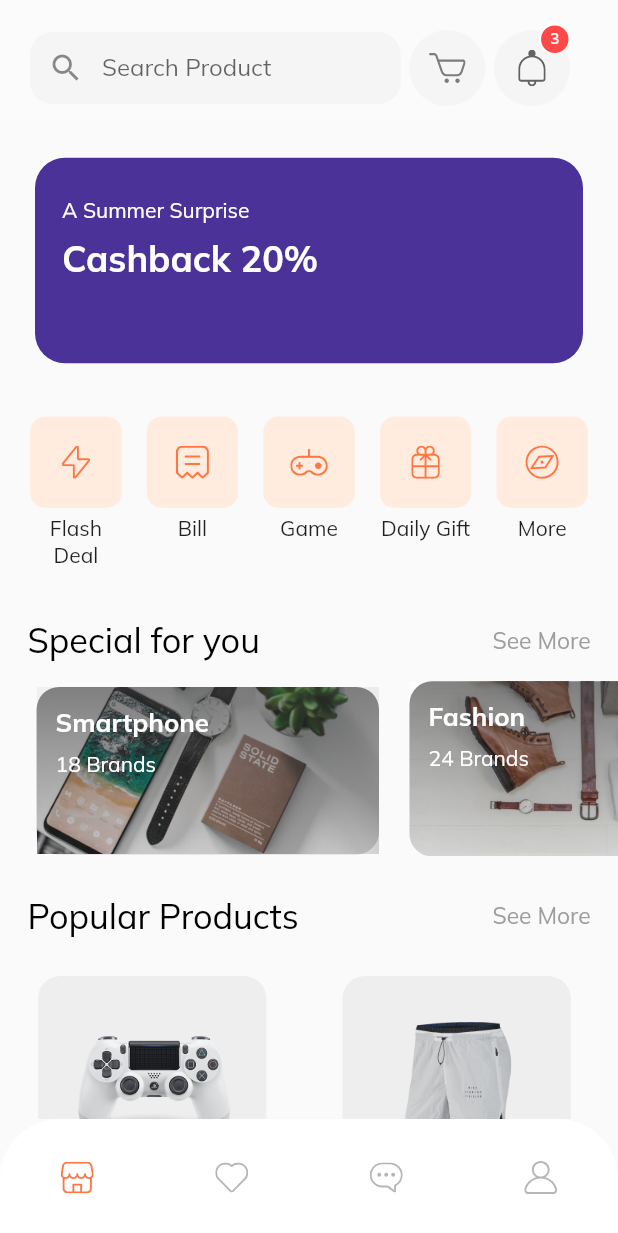
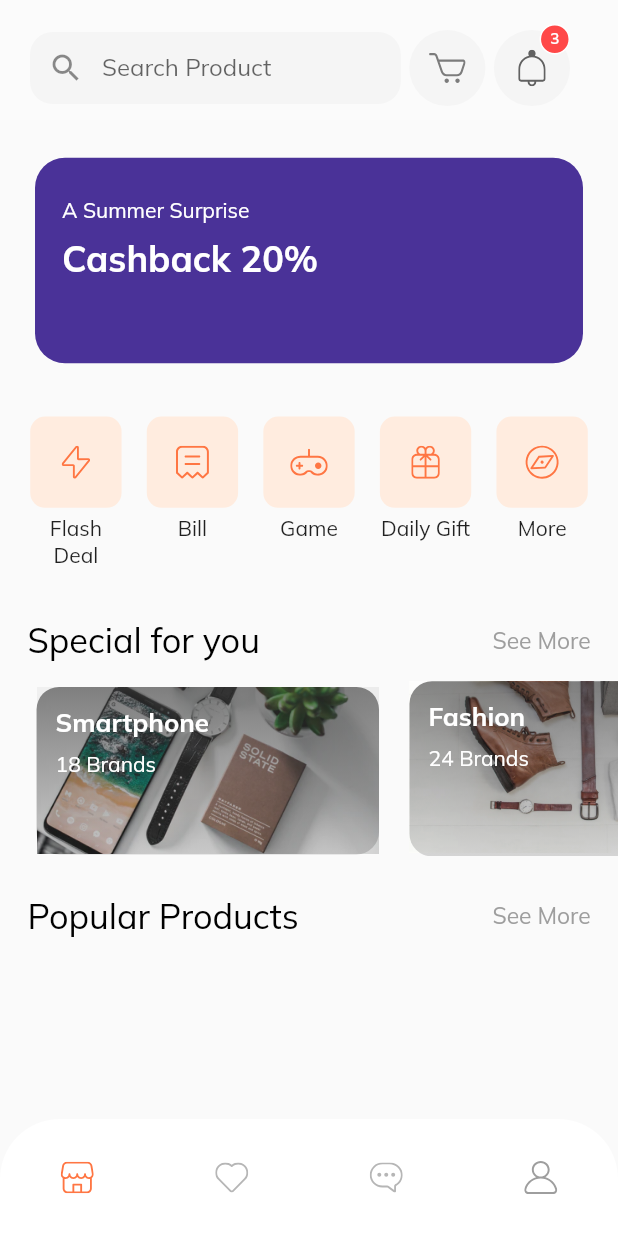
Before and after one commit to Salsabeelraja/E-commerce, a Flutter app: the HomeScreen screen opened directly, on a phone screen of 412 x 824 dp. Shown: the top 1233 px of the screen. Run offline on Flutter 3.47's test engine with Material 2 defaults, Android fonts, the phone set to English and light mode, and no system bars; our stand-ins replace flutter_image_slideshow, flutter_svg.

```diff
--- a/lib/models/Product.dart
+++ b/lib/models/Product.dart
@@ -2,103 +2,26 @@ import 'package:flutter/material.dart';
 
 class Product {
   final int id;
-  final String title, description;
-  final List<String> images;
-  final List<Color> colors;
-  final double rating, price;
-   bool isFavourite, isPopular;
+  final String title;
+  final String image;
+  final double price;
+  final double rating;
 
   Product({
     required this.id,
-    required this.images,
-    required this.colors,
-    this.rating = 0.0,
-    this.isFavourite = false,
-    this.isPopular = false,
     required this.title,
+    required this.image,
     required this.price,
-    required this.description,
+    required this.rating,
   });
+
+  factory Product.fromJson(Map<String, dynamic> json) {
+    return Product(
+      id: json['id'],
+      title: json['title'],
+      image: json['image'],
+      price: double.parse(json['price'].toString()),
+      rating: double.parse(json['rating'].toString()),
+    );
+  }
 }
-
-// Our demo Products
-
-List<Product> demoProducts = [
-  Product(
-    id: 1,
-    images: [
-      "assets/images/ps4_console_white_1.png",
-      "assets/images/ps4_console_white_2.png",
-      "assets/images/ps4_console_white_3.png",
-      "assets/images/ps4_console_white_4.png",
-    ],
-    colors: [
-      Color(0xFFF6625E),
-      Color(0xFF836DB8),
-      Color(0xFFDECB9C),
-      Colors.white,
-    ],
-    title: "Wireless Controller for PS4™",
-    price: 64.99,
-    description: description,
-    rating: 4.8,
-    isFavourite: false,
-    isPopular: true,
-  ),
-  Product(
-    id: 2,
-    images: [
-      "assets/images/Image Popular Product 2.png",
-    ],
-    colors: [
-      Color(0xFFF6625E),
-      Color(0xFF836DB8),
-      Color(0xFFDECB9C),
-      Colors.white,
-    ],
-    title: "Nike Sport White - Man Pant",
-    price: 50.5,
-    description: description,
-    rating: 4.1,
-    isFavourite: true,
-    isPopular: true,
-  ),
-  Product(
-    id: 3,
-    images: [
-      "assets/images/glap.png",
-    ],
-    colors: [
-      Color(0xFFF6625E),
-      Color(0xFF836DB8),
-      Color(0xFFDECB9C),
-      Colors.white,
-    ],
-    title: "Gloves XC Omega - Polygon",
-    price: 36.55,
-    description: description,
-    rating: 4.1,
-    isFavourite: false,
-    isPopular: true,
-  ),
-  Product(
-    id: 4,
-    images: [
-      "assets/images/wireless headset.png",
-    ],
-    colors: [
-      Color(0xFFF6625E),
-      Color(0xFF836DB8),
-      Color(0xFFDECB9C),
-      Colors.white,
-    ],
-    title: "Logitech Head",
-    price: 20.20,
-    description: description,
-    rating: 4.1,
-    isFavourite: false,
-  ),
-];
-
-const String description =
-    "Wireless Controller for PS4™ gives you what you want in your gaming from over precision control your games to sharing …";
--- a/lib/modules/details_screen/components/Body.dart
+++ b/lib/modules/details_screen/components/Body.dart
@@ -27,7 +27,7 @@ class Body extends StatelessWidget {
             TopRoundedContainer(color: Color(0xFFF6F7F9),
             child: Column(
               children: [
-                ColorPickDots(product: product),
+                //ColorPickDots(product: product),
                 TopRoundedContainer(
                     color: Colors.white,
                 child: Padding(
--- a/lib/modules/details_screen/components/color_pick_dots.dart
+++ b/lib/modules/details_screen/components/color_pick_dots.dart
@@ -20,7 +20,7 @@ class _ColorPickDotsState extends State<ColorPickDots> {
       horizontal: getProportionateScreenWidth(40),
     ),
       child: Row(
-        children: [
+        /*children: [
           ...List.generate(widget.product.colors.length,
                   (index) => ColorDots( widget.product.colors[index],
                    index)),
@@ -28,7 +28,7 @@ class _ColorPickDotsState extends State<ColorPickDots> {
           RoundedButton(icon: Icon(Icons.remove), press: () {}),
           SizedBox(width: getProportionateScreenWidth(20),),
           RoundedButton(icon: Icon(Icons.add), press: () {}),
-        ],
+        ],*/
       ),
     );
   }
--- a/lib/modules/details_screen/components/product_desc.dart
+++ b/lib/modules/details_screen/components/product_desc.dart
@@ -26,14 +26,14 @@ class ProductDesc extends StatelessWidget {
             padding: EdgeInsets.all(getProportionateScreenWidth(30)),
             width: getProportionateScreenWidth(130),
             decoration: BoxDecoration(
-                color: product.isFavourite ?  Color(0xFFF5F6F9) : Color(0xFFFFE6E6),
+                color: /*product.isFavourite ?  Color(0xFFF5F6F9) :*/ Color(0xFFFFE6E6),
                 borderRadius: BorderRadius.only(
                   topLeft: Radius.circular(20),
                   bottomLeft: Radius.circular(20),
                 )
             ),
             child: SvgPicture.asset('assets/icons/Heart Icon_2.svg',
-              color: product.isFavourite ? Color(0XFFDBDEE4) : Color(0XFFFF4848),
+              color: /*product.isFavourite ? Color(0XFFDBDEE4) :*/ Color(0XFFFF4848),
               height: getProportionateScreenWidth(36),
             ),
           ),
@@ -42,7 +42,7 @@ class ProductDesc extends StatelessWidget {
             left: getProportionateScreenWidth(26),
             right: getProportionateScreenWidth(70)
         ),
-          child: Text(product.description,maxLines: 3,),
+          child: Text(product.title,maxLines: 3,),
         ),
         Padding(padding: EdgeInsets.symmetric(
           horizontal: getProportionateScreenWidth(26),
--- a/lib/modules/home/HomeScreen.dart
+++ b/lib/modules/home/HomeScreen.dart
@@ -1,3 +1,4 @@
+import 'package:e_commerce_app/shared/component/enums.dart';
 import 'package:e_commerce_app/size_config.dart';
 import 'package:flutter/material.dart';
 import 'package:flutter_svg/flutter_svg.dart';
@@ -117,7 +118,7 @@ class _HomeScreenState extends State<HomeScreen> {
           ),
         ),
         body: Body(),
-        bottomNavigationBar: CustomBottomNav(),
+        bottomNavigationBar: CustomBottomNav(menu: MenuState.home),
       ),
     );
   }
--- a/lib/modules/home/components/custom_bottom_nav.dart
+++ b/lib/modules/home/components/custom_bottom_nav.dart
@@ -1,9 +1,13 @@
+import 'package:e_commerce_app/modules/profile_screen/ProfileScreen.dart';
+import 'package:e_commerce_app/shared/component/enums.dart';
 import 'package:flutter/material.dart';
 import 'package:flutter_svg/flutter_svg.dart';
 
 class CustomBottomNav extends StatelessWidget {
-  const CustomBottomNav({super.key});
+  const CustomBottomNav({super.key,
+  required  this.menu});
 
+  final MenuState menu;
   @override
   Widget build(BuildContext context) {
     return Material(
@@ -31,8 +35,14 @@ class CustomBottomNav extends StatelessWidget {
               icon: SvgPicture.asset('assets/icons/Chat bubble Icon.svg'),
             ),
             IconButton(
-              onPressed: () {},
-              icon: SvgPicture.asset('assets/icons/User Icon.svg'),
+              onPressed: () {
+                Navigator.push(context, MaterialPageRoute(builder: (context) => ProfileScreen()));
+              },
+              icon: SvgPicture.asset('assets/icons/User Icon.svg',
+               color: menu == MenuState.profile
+                ? Colors.deepOrange
+                : Colors.grey,
+              ),
             ),
           ],
         ),
--- a/lib/modules/home/components/popular_products.dart
+++ b/lib/modules/home/components/popular_products.dart
@@ -17,7 +17,7 @@ class PopularProducts extends StatelessWidget {
           height: getProportionateScreenWidth(50),
         ),
         SectionText(text: 'Popular Products'),
-        SingleChildScrollView(
+        /*SingleChildScrollView(
           scrollDirection: Axis.horizontal,
           child: Row(
             mainAxisAlignment: MainAxisAlignment.spaceBetween,
@@ -36,7 +36,7 @@ class PopularProducts extends StatelessWidget {
               )
             ],
           ),
-        ),
+        ),*/
       ],
     );
   }
--- a/lib/modules/register/RegisterScreen.dart
+++ b/lib/modules/register/RegisterScreen.dart
@@ -1,10 +1,10 @@
 import 'package:e_commerce_app/modules/login/LoginScreen.dart';
-import 'package:e_commerce_app/modules/profile/Profile.dart';
 import 'package:e_commerce_app/shared/component/defaultButton.dart';
 import 'package:flutter/material.dart';
 import 'package:flutter_svg/flutter_svg.dart';
 
 import '../../shared/component/defaultSocialButton.dart';
+import '../comlete_profile/Profile.dart';
 
 class RegisterScreen extends StatefulWidget {
   const RegisterScreen({super.key});
@@ -110,7 +110,7 @@ class _RegisterScreenState extends State<RegisterScreen> {
                       Navigator.push(
                         context,
                         MaterialPageRoute(builder: (
-                            context) => const Profile()),
+                            context) => const CompleteProfile()),
                       );
                     }, text: 'Continue'),
                     SizedBox(
--- /dev/null
+++ b/lib/shared/component/enums.dart
@@ -0,0 +1 @@
+enum MenuState { home, favourite, message, profile }
--- a/pubspec.yaml
+++ b/pubspec.yaml
@@ -37,6 +37,7 @@ dependencies:
   # Use with the CupertinoIcons class for iOS style icons.
   cupertino_icons: ^1.0.2
   flutter_svg:
+  http:
 dev_dependencies:
   flutter_test:
     sdk: flutter
```
Also changed, not shown: lib/main.dart (+1 -6 lines), lib/modules/comlete_profile/Profile.dart (renamed from lib/modules/profile/Profile.dart, +5 -5 lines), lib/modules/details_screen/components/product_images.dart (+4 -4 lines), lib/modules/home/components/api.dart (added, +118 -0 lines), lib/modules/home/components/product_container.dart (+117 -18 lines), lib/modules/profile_screen/ProfileScreen.dart (added, +173 -0 lines), lib/shared/component/defaultTextField.dart (added, +26 -0 lines), pubspec.lock.
